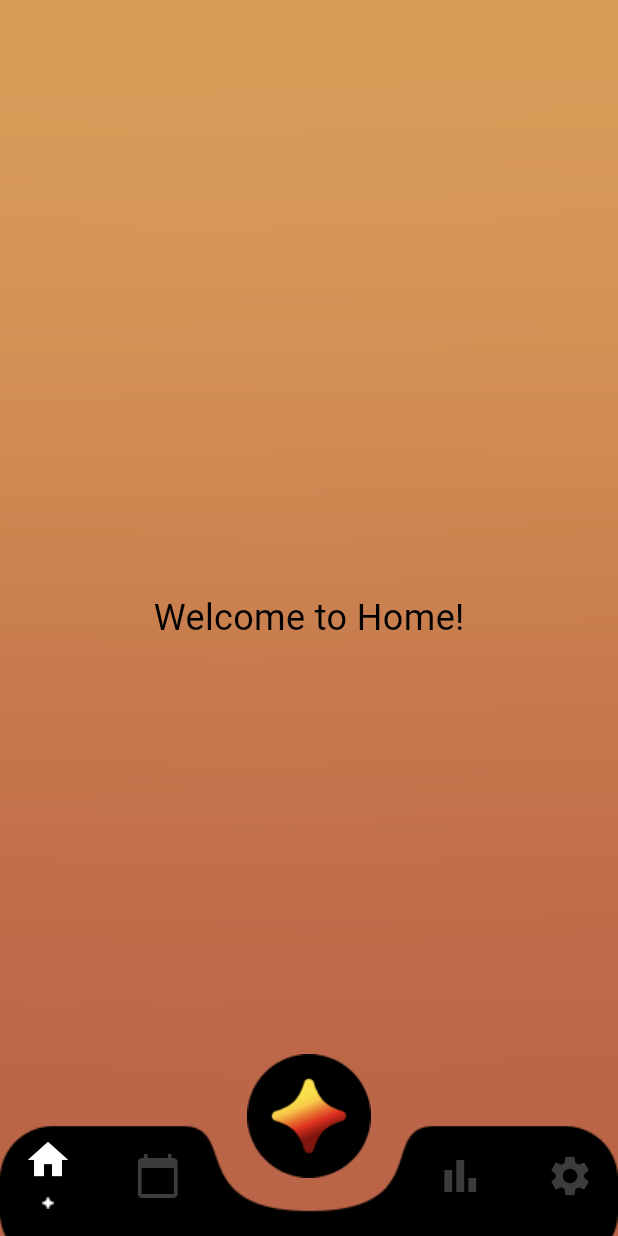
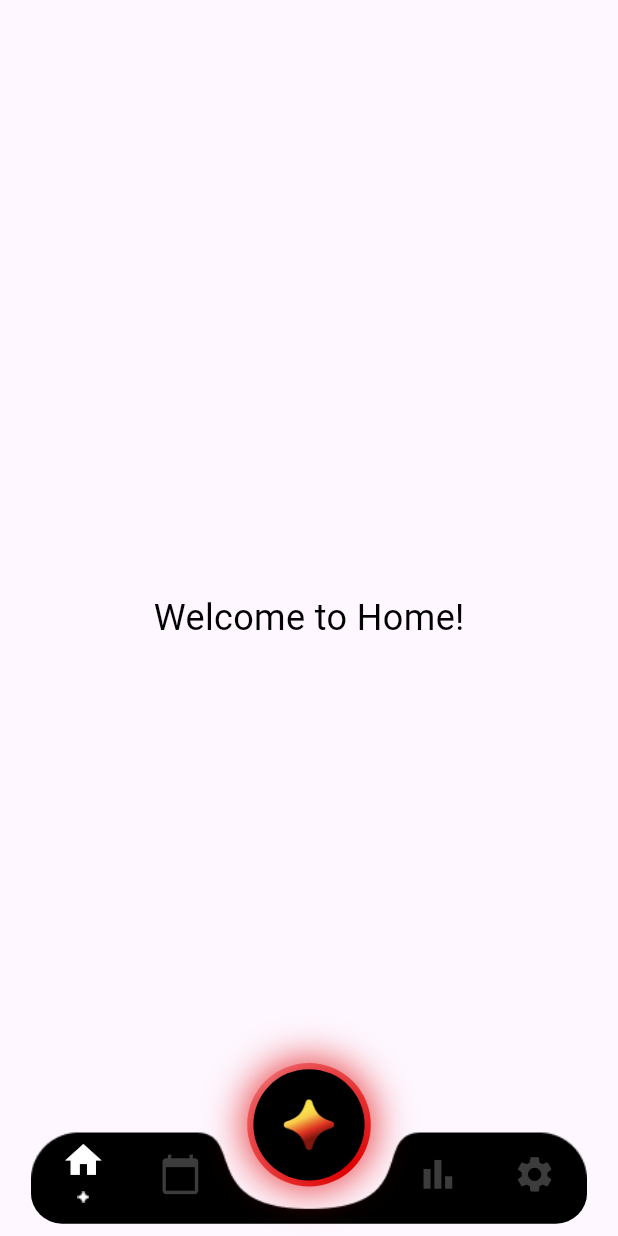
Before and after one commit to Sallam124/viva_journal, a Flutter app: the HomeScreen screen opened by its route, on a phone screen of 412 x 824 dp. Run offline on Flutter 3.47's test engine with Material 3 defaults, Android fonts, the phone set to English and light mode, and no system bars; our stand-ins replace carousel_slider, cloud_firestore, email_validator, firebase_auth, firebase_core, flutter_svg and 5 more; missing offline and left inert: flutter_sound; accounts and stored records are empty; Roboto replaces fonts that are missing (SF Pro Display).

Commit message:
-the home_bar code is separated  from the home screen code  -the floating buttong added border animation  -the home bar should be responsive to all screens

```diff
--- a/viva_journal/lib/screens/calendar_screen.dart
+++ b/viva_journal/lib/screens/calendar_screen.dart
@@ -3,7 +3,7 @@ import 'package:intl/intl.dart';
 import 'package:viva_journal/database/database.dart';
 import 'package:viva_journal/screens/trackerlog_screen.dart';
 import 'package:viva_journal/widgets/widgets.dart';
-import 'package:viva_journal/screens/home.dart';
+import 'package:viva_journal/screens/home_screen.dart';
 import 'package:viva_journal/screens/settings_screen.dart';
 import 'package:viva_journal/screens/dashboard_screen.dart';
 
--- a/viva_journal/lib/screens/home.dart
+++ /dev/null
@@ -1,156 +0,0 @@
-import 'package:flutter/material.dart';
-import 'package:viva_journal/screens/settings_screen.dart';
-import 'package:viva_journal/screens/dashboard_screen.dart';
-import 'package:viva_journal/screens/calendar_screen.dart';
-import 'package:viva_journal/screens/trackerlog_screen.dart'; // Tracker log screen import
-
-/// Home screen with a bottom navigation bar and a floating action button.
-class HomeScreen extends StatefulWidget {
-  const HomeScreen({super.key});
-
-  @override
-  _HomeScreenState createState() => _HomeScreenState();
-}
-
-class _HomeScreenState extends State<HomeScreen> with SingleTickerProviderStateMixin {
-  int _selectedIndex = 0;
-  late AnimationController _controller;
-
-  /// List of screens corresponding to navigation items.
-  final List<Widget> _pages = [
-    Center(child: Text('Welcome to Home!', style: TextStyle(color: Colors.black, fontSize: 24))),
-     CalendarScreen(),
-    const DashboardScreen(),
-    const SettingsScreen(),
-  ];
-
-  @override
-  void initState() {
-    super.initState();
-    _controller = AnimationController(
-      duration: const Duration(milliseconds: 600), // Floating button animation duration
-      vsync: this,
-    );
-  }
-
-  @override
-  void dispose() {
-    _controller.dispose();
-    super.dispose();
-  }
-
-  /// Handles navigation bar item selection.
-  void _onItemTapped(int index) {
-    setState(() {
-      _selectedIndex = index;
-    });
-  }
-
-  /// Triggers animation and navigates to the tracker log screen.
-  void _onFloatingButtonPressed() {
-    _controller.forward(from: 0).then((_) {
-      Navigator.push(
-        context,
-        MaterialPageRoute(builder: (context) => const TrackerLogScreen()),
-      );
-    });
-  }
-
-  @override
-  Widget build(BuildContext context) {
-    double screenWidth = MediaQuery.of(context).size.width;
-    double homeBarHeight = screenWidth * 0.25;
-    double floatingButtonSize = homeBarHeight * 0.8;
-
-    return Stack(
-      children: [
-        Positioned.fill(child: _pages[_selectedIndex]), // Displays the selected page
-
-        // Bottom Navigation Bar Background Image
-        Positioned(
-          bottom: 0,
-          left: 0,
-          right: 0,
-          child: Image.asset(
-            'assets/images/HomeBarBG.png',
-            fit: BoxFit.cover,
-            height: homeBarHeight,
-          ),
-        ),
-
-        // Scaffold with Bottom Navigation and Floating Action Button
-        Scaffold(
-          backgroundColor: Colors.transparent,
-          bottomNavigationBar: BottomAppBar(
-            color: Colors.transparent,
-            shape: const CircularNotchedRectangle(),
-            notchMargin: 10,
-            child: SizedBox(
-              height: homeBarHeight * 0.9,
-              child: Row(
-                mainAxisAlignment: MainAxisAlignment.spaceBetween,
-                children: [
-                  Row(
-                    children: [
-                      _buildNavItem(Icons.home, 0),
-                      SizedBox(width: homeBarHeight * 0.4),
-                      _buildNavItem(Icons.calendar_today, 1),
-                    ],
-                  ),
-                  SizedBox(width: homeBarHeight * 0.5),
-                  Row(
-                    children: [
-                      _buildNavItem(Icons.bar_chart, 2),
-                      SizedBox(width: homeBarHeight * 0.4),
-                      _buildNavItem(Icons.settings, 3),
-                    ],
-                  ),
-                ],
-              ),
-            ),
-          ),
-          floatingActionButton: SizedBox(
-            width: floatingButtonSize,
-            height: floatingButtonSize,
-            child: FloatingActionButton(
-              backgroundColor: Colors.transparent,
-              elevation: 0,
-              onPressed: _onFloatingButtonPressed,
-              child: RotationTransition(
-                turns: _controller,
-                child: Image.asset('assets/images/float_button.png', width: floatingButtonSize),
-              ),
-            ),
-          ),
-          floatingActionButtonLocation: FloatingActionButtonLocation.centerDocked,
-        ),
-      ],
-    );
-  }
-
-  /// Builds navigation bar items with an icon and optional highlight.
-  Widget _buildNavItem(IconData icon, int index) {
-    return GestureDetector(
-      onTap: () => _onItemTapped(index),
-      child: Column(
-        mainAxisSize: MainAxisSize.min,
-        children: [
-          Icon(
-            icon,
-            size: 32,
-            color: _selectedIndex == index ? Colors.white : const Color(0xFF3C3C3C),
-          ),
-          if (_selectedIndex == index)
-            Padding(
-              padding: const EdgeInsets.only(top: 4),
-              child: Image.asset(
-                'assets/images/HBstar.png',
-                width: 18,
-                height: 18,
-              ),
-            ),
-        ],
-      ),
-    );
-  }
-}
--- /dev/null
+++ b/viva_journal/lib/screens/home_bar.dart
@@ -0,0 +1,247 @@
+import 'package:flutter/material.dart';
+import 'package:viva_journal/screens/settings_screen.dart';
+import 'package:viva_journal/screens/dashboard_screen.dart';
+import 'package:viva_journal/screens/calendar_screen.dart';
+import 'package:viva_journal/screens/trackerlog_screen.dart'; // Tracker log screen import
+
+/// Home screen with a bottom navigation bar and a floating action button.
+class HomeScreen extends StatefulWidget {
+  const HomeScreen({super.key});
+
+  @override
+  _HomeScreenState createState() => _HomeScreenState();
+}
+
+class _HomeScreenState extends State<HomeScreen> with SingleTickerProviderStateMixin {
+  int _selectedIndex = 0;
+  late AnimationController _controller;
+  late Animation<double> _glowAnimation;
+  late double homeBarHeight;
+
+  final List<Color> _glowColors = [
+    const Color(0xFFFFE100), // Yellow
+    const Color(0xFFFFC917), // Light Orange
+    const Color(0xFFF8650C), // Orange
+    const Color(0xFFF00000), // Red
+    const Color(0xFF8C0000), // Dark Red
+  ];
+
+  /// List of screens corresponding to navigation items.
+  final List<Widget> _pages = [
+    Center(child: Text('Welcome to Home!', style: TextStyle(color: Colors.black, fontSize: 24))),
+    CalendarScreen(),
+    const DashboardScreen(),
+    const SettingsScreen(),
+  ];
+
+  @override
+  void initState() {
+    super.initState();
+    _controller = AnimationController(
+      duration: const Duration(milliseconds: 3000), // Slower animation for smoother flow
+      vsync: this,
+    );
+
+    _glowAnimation = CurvedAnimation(
+      parent: _controller,
+      curve: Curves.easeInOut,
+    );
+
+    _controller.repeat();
+  }
+
+  @override
+  void dispose() {
+    _controller.dispose();
+    super.dispose();
+  }
+
+  /// Handles navigation bar item selection.
+  void _onItemTapped(int index) {
+    setState(() {
+      _selectedIndex = index;
+    });
+  }
+
+  /// Triggers animation and navigates to the tracker log screen.
+  void _onFloatingButtonPressed() {
+    _controller.forward(from: 0).then((_) {
+      Navigator.push(
+        context,
+        MaterialPageRoute(builder: (context) => const TrackerLogScreen()),
+      );
+    });
+  }
+
+  Color _getGlowColor(double value) {
+    final colorCount = _glowColors.length;
+    final position = (value * colorCount).floor();
+    final nextPosition = (position + 1) % colorCount;
+    final progress = (value * colorCount) - position;
+
+    return Color.lerp(
+      _glowColors[position],
+      _glowColors[nextPosition],
+      progress,
+    )!;
+  }
+
+  @override
+  Widget build(BuildContext context) {
+    double screenWidth = MediaQuery.of(context).size.width;
+    double screenHeight = MediaQuery.of(context).size.height;
+
+    // Calculate responsive dimensions
+    homeBarHeight = screenWidth * 0.2;  // Slightly smaller for better proportions
+    double floatingButtonSize = screenWidth * 0.20;  // Proportional to screen width
+    double horizontalPadding = screenWidth * 0.05;
+    double floatingButtonBottomPadding = homeBarHeight * 0.4;
+    double bottomPadding = screenHeight * 0.01;
+
+    // Calculate icon sizes based on screen width
+    double iconSize = screenWidth * 0.07;  // Responsive icon size
+    double starSize = screenWidth * 0.04;  // Responsive star indicator size
+    double iconTopPadding = homeBarHeight * 0.2;  // Proportional top padding
+
+    return Scaffold(
+      body: Stack(
+        children: [
+          // Main content
+          _pages[_selectedIndex],
+
+          // Bottom Navigation Bar
+          Positioned(
+            bottom: bottomPadding,
+            left: horizontalPadding,
+            right: horizontalPadding,
+            child: Container(
+              height: homeBarHeight,
+              decoration: BoxDecoration(
+                borderRadius: BorderRadius.circular(screenWidth * 0.05),  // Responsive border radius
+                image: DecorationImage(
+                  image: AssetImage('assets/images/HomeBarBG.png'),
+                  fit: BoxFit.cover,
+                ),
+              ),
+              child: Padding(
+                padding: EdgeInsets.symmetric(
+                    horizontal: horizontalPadding,
+                    vertical: homeBarHeight * 0.1
+                ),
+                child: Row(
+                  children: [
+                    _buildNavItem(Icons.home, 0, iconSize, starSize, iconTopPadding),
+                    const Spacer(),
+                    _buildNavItem(Icons.calendar_today, 1, iconSize, starSize, iconTopPadding),
+                    const Spacer(flex: 4),
+                    _buildNavItem(Icons.bar_chart, 2, iconSize, starSize, iconTopPadding),
+                    const Spacer(),
+                    _buildNavItem(Icons.settings, 3, iconSize, starSize, iconTopPadding),
+                  ],
+                ),
+              ),
+            ),
+          ),
+        ],
+      ),
+      floatingActionButton: Padding(
+        padding: EdgeInsets.only(bottom: floatingButtonBottomPadding),
+        child: _buildFloatingButton(floatingButtonSize),
+      ),
+      floatingActionButtonLocation: FloatingActionButtonLocation.centerDocked,
+    );
+  }
+
+  /// Builds navigation bar items with responsive sizes
+  Widget _buildNavItem(IconData icon, int index, double iconSize, double starSize, double topPadding) {
+    return GestureDetector(
+      onTap: () => _onItemTapped(index),
+      child: Container(
+        height: homeBarHeight * 0.8,
+        child: Column(
+          mainAxisSize: MainAxisSize.min,
+          mainAxisAlignment: MainAxisAlignment.center,
+          children: [
+            Padding(
+              padding: EdgeInsets.only(top: topPadding),
+              child: Icon(
+                icon,
+                size: iconSize,
+                color: _selectedIndex == index ? Colors.white : const Color(0xFF3C3C3C),
+              ),
+            ),
+            if (_selectedIndex == index)
+              Padding(
+                padding: EdgeInsets.only(top: homeBarHeight * 0.02),
+                child: Image.asset(
+                  'assets/images/HBstar.png',
+                  width: starSize,
+                  height: starSize,
+                ),
+              ),
+          ],
+        ),
+      ),
+    );
+  }
+
+  Widget _buildFloatingButton(double size) {
+    return AnimatedBuilder(
+      animation: _glowAnimation,
+      builder: (context, child) {
+        final glowColor = _getGlowColor(_controller.value);
+
+        return Container(
+          width: size,
+          height: size,
+          decoration: BoxDecoration(
+            shape: BoxShape.circle,
+            gradient: SweepGradient(
+              colors: [
+                glowColor.withAlpha(76),
+                glowColor.withAlpha(153),
+                glowColor.withAlpha(255),
+                glowColor.withAlpha(153),
+                glowColor.withAlpha(76),
+              ],
+              stops: const [0.0, 0.25, 0.5, 0.75, 1.0],
+              transform: GradientRotation(_controller.value * 2 * 3.14159),
+            ),
+          ),
+          child: Padding(
+            padding: EdgeInsets.all(size * 0.05),
+            child: Container(
+              decoration: BoxDecoration(
+                shape: BoxShape.circle,
+                color: Colors.black,
+                boxShadow: [
+                  BoxShadow(
+                    color: glowColor.withAlpha(153),
+                    blurRadius: size * 0.25,  // Responsive blur
+                    spreadRadius: size * 0.04,  // Responsive spread
+                  ),
+                  BoxShadow(
+                    color: glowColor.withAlpha(102),
+                    blurRadius: size * 0.3,  // Responsive blur
+                    spreadRadius: size * 0.06,  // Responsive spread
+                  ),
+                ],
+              ),
+              child: Center(
+                child: FloatingActionButton(
+                  backgroundColor: Colors.transparent,
+                  elevation: 0,
+                  onPressed: _onFloatingButtonPressed,
+                  child: Image.asset(
+                    'assets/images/float_button.png',
+                    width: size * 0.7,
+                  ),
+                ),
+              ),
+            ),
+          ),
+        );
+      },
+    );
+  }
+}
--- a/viva_journal/lib/screens/login_screen.dart
+++ b/viva_journal/lib/screens/login_screen.dart
@@ -2,7 +2,7 @@ import 'package:flutter/material.dart';
 import 'package:firebase_auth/firebase_auth.dart';
 import 'package:google_sign_in/google_sign_in.dart';
 import 'package:viva_journal/screens/background_theme.dart';
-import 'package:viva_journal/screens/home.dart';
+import 'package:viva_journal/screens/home_screen.dart';
 import 'package:viva_journal/screens/reset_password.dart';
 import 'package:viva_journal/widgets/widgets.dart';
 import 'package:email_validator/email_validator.dart';
--- a/viva_journal/lib/widgets/widgets.dart
+++ b/viva_journal/lib/widgets/widgets.dart
@@ -1,3 +1,5 @@
+export '../screens/home_bar.dart';
+
 import 'package:flutter/material.dart';
 
 /// Global Navigator Key for retrieving context anywhere
```
Also changed, not shown: viva_journal/lib/main.dart (+5 -5 lines), viva_journal/lib/screens/home_screen.dart (added, +217 -0 lines).
